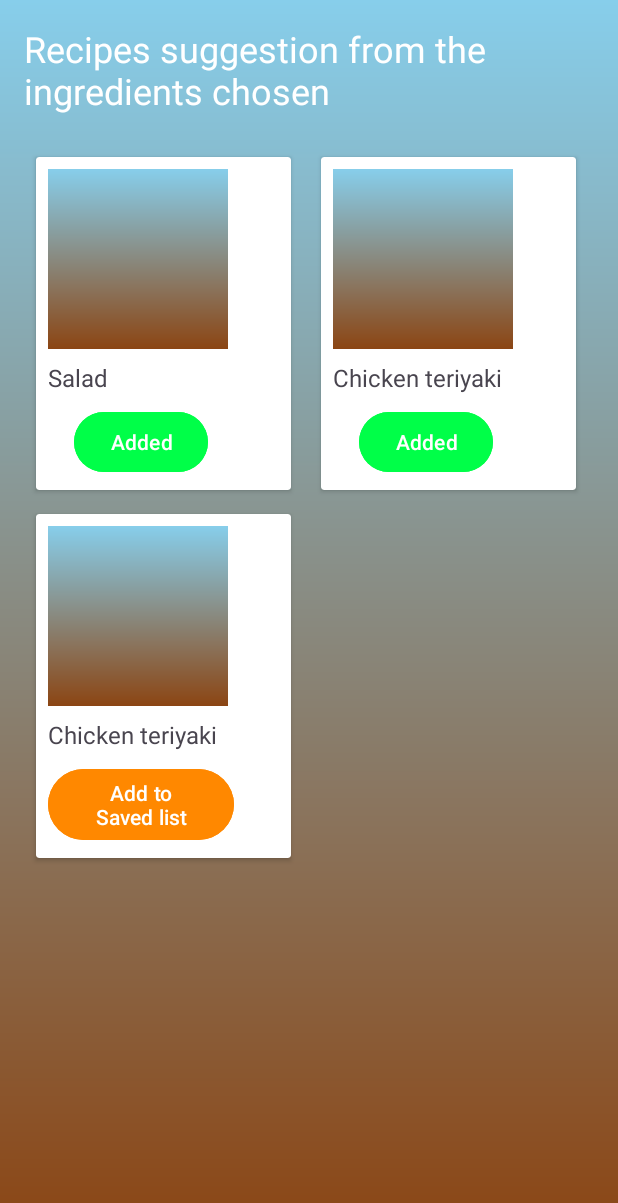
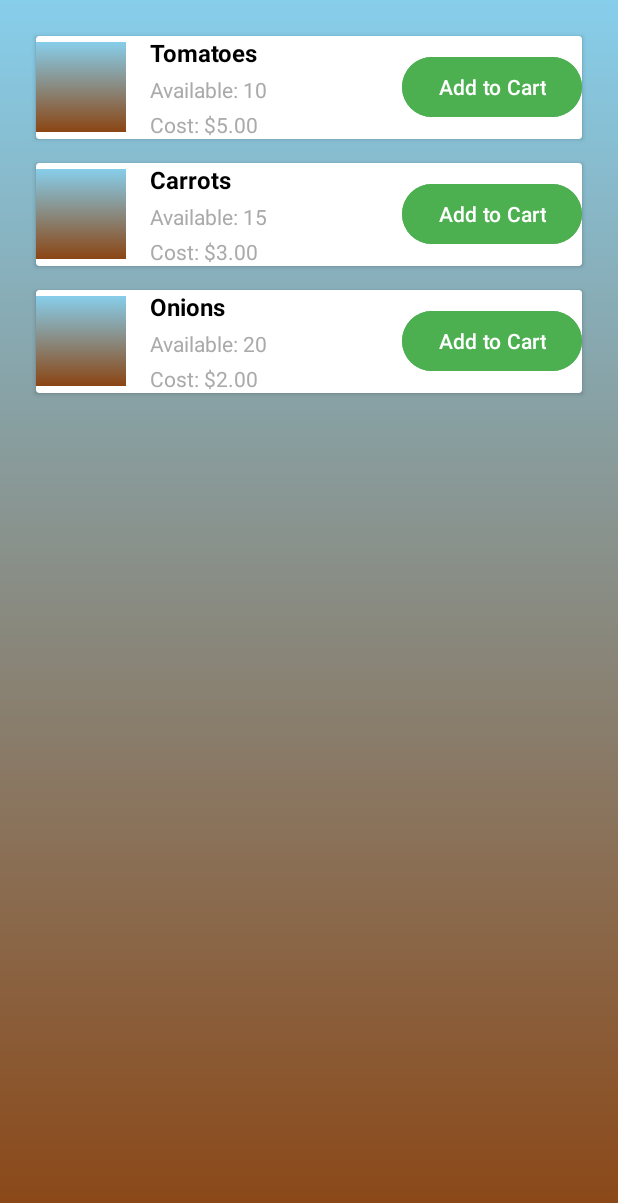
Before and after one commit to mgg7934/reduce_food_wastage_app, an Android app: the screen it shows after launch (RecipesSuggestionActivity before the commit, SurplusFoodActivity after it), on a phone screen of 412 x 824 dp. Shown: the top 1203 px of the screen. Run offline under Robolectric (Android 15) with nearby library versions, the phone set to English and light mode, and no system bars.

Commit message:
added surplus food section and stores/restraurant list

```diff
--- /dev/null
+++ b/app/src/main/java/com/example/reduce_food_wastage_app/SurplusFoodActivity.java
@@ -0,0 +1,53 @@
+package com.example.reduce_food_wastage_app;
+
+import android.os.Bundle;
+import android.view.View;
+import android.widget.Button;
+import android.widget.ImageView;
+import android.widget.TextView;
+import android.widget.Toast;
+
+import androidx.appcompat.app.AppCompatActivity;
+import androidx.cardview.widget.CardView;
+
+public class SurplusFoodActivity extends AppCompatActivity {
+
+    // Declare views for each card
+
+    private Button buttonAddToCart1, buttonAddToCart2, buttonAddToCart3;
+
+    @Override
+    protected void onCreate(Bundle savedInstanceState) {
+        super.onCreate(savedInstanceState);
+        setContentView(R.layout.activity_surplus_food);  // Link to your XML layout
+
+        buttonAddToCart1 = findViewById(R.id.buttonAddToCart);
+        buttonAddToCart2 = findViewById(R.id.buttonAddToCart2);
+        buttonAddToCart3 = findViewById(R.id.buttonAddToCart3);
+
+        // Set onClickListener for "Add to Cart" button for Card 1
+        buttonAddToCart1.setOnClickListener(new View.OnClickListener() {
+            @Override
+            public void onClick(View v) {
+
+                Toast.makeText(SurplusFoodActivity.this, " Added to cart", Toast.LENGTH_SHORT).show();
+            }
+        });
+
+        // Set onClickListener for "Add to Cart" button for Card 2
+        buttonAddToCart2.setOnClickListener(new View.OnClickListener() {
+            @Override
+            public void onClick(View v) {
+                Toast.makeText(SurplusFoodActivity.this, " Added to cart", Toast.LENGTH_SHORT).show();
+            }
+        });
+
+        // Set onClickListener for "Add to Cart" button for Card 3
+        buttonAddToCart3.setOnClickListener(new View.OnClickListener() {
+            @Override
+            public void onClick(View v) {
+                Toast.makeText(SurplusFoodActivity.this, " Added to cart", Toast.LENGTH_SHORT).show();
+            }
+        });
+    }
+}
--- a/app/src/main/res/layout/activity_cart.xml
+++ b/app/src/main/res/layout/activity_cart.xml
@@ -17,7 +17,7 @@
             android:layout_width="match_parent"
             android:layout_height="wrap_content"
             android:layout_margin="8dp"
-            android:cardElevation="4dp">
+            >
 
             <LinearLayout
                 android:layout_width="match_parent"
@@ -91,7 +91,7 @@
             android:layout_width="match_parent"
             android:layout_height="wrap_content"
             android:layout_margin="8dp"
-            android:cardElevation="4dp">
+            >
 
             <LinearLayout
                 android:layout_width="match_parent"
--- /dev/null
+++ b/app/src/main/res/layout/activity_surplus_food.xml
@@ -0,0 +1,233 @@
+<?xml version="1.0" encoding="utf-8"?>
+<ScrollView
+    xmlns:android="http://schemas.android.com/apk/res/android"
+    android:layout_width="match_parent"
+    android:layout_height="match_parent"
+    android:padding="16dp"
+    android:background="@drawable/gradient_background">
+
+    <LinearLayout
+        android:layout_width="match_parent"
+        android:layout_height="wrap_content"
+        android:orientation="vertical">
+
+        <!-- First CardView -->
+        <androidx.cardview.widget.CardView
+            android:layout_width="match_parent"
+            android:layout_height="wrap_content"
+            android:layout_margin="8dp"
+            android:padding="16dp">
+
+            <LinearLayout
+                android:layout_width="match_parent"
+                android:layout_height="wrap_content"
+                android:orientation="horizontal"
+                android:gravity="center_vertical">
+
+                <!-- Image of the Ingredient -->
+                <ImageView
+                    android:id="@+id/imageViewIngredient"
+                    android:layout_width="60dp"
+                    android:layout_height="60dp"
+                    android:layout_marginEnd="16dp"
+                    android:scaleType="centerCrop"
+                    android:src="@drawable/gradient_background" /> <!-- Replace with ingredient image -->
+
+                <!-- Ingredient Info -->
+                <LinearLayout
+                    android:layout_width="0dp"
+                    android:layout_height="wrap_content"
+                    android:layout_weight="1"
+                    android:orientation="vertical">
+
+                    <!-- Title of the Ingredient -->
+                    <TextView
+                        android:id="@+id/textViewIngredientTitle"
+                        android:layout_width="wrap_content"
+                        android:layout_height="wrap_content"
+                        android:text="Tomatoes"
+                        android:textSize="16sp"
+                        android:textStyle="bold"
+                        android:textColor="@android:color/black" />
+
+                    <!-- Number Available -->
+                    <TextView
+                        android:id="@+id/textViewAvailable"
+                        android:layout_width="wrap_content"
+                        android:layout_height="wrap_content"
+                        android:text="Available: 10"
+                        android:textSize="14sp"
+                        android:textColor="@android:color/darker_gray"
+                        android:layout_marginTop="4dp" />
+
+                    <!-- Cost -->
+                    <TextView
+                        android:id="@+id/textViewCost"
+                        android:layout_width="wrap_content"
+                        android:layout_height="wrap_content"
+                        android:text="Cost: $5.00"
+                        android:textSize="14sp"
+                        android:textColor="@android:color/darker_gray"
+                        android:layout_marginTop="4dp" />
+                </LinearLayout>
+
+                <!-- Add to Cart Button -->
+                <Button
+                    android:id="@+id/buttonAddToCart"
+                    android:layout_width="wrap_content"
+                    android:layout_height="wrap_content"
+                    android:text="Add to Cart"
+                    android:textColor="@android:color/white"
+                    android:backgroundTint="#4CAF50" /> <!-- Green background for add to cart -->
+
+            </LinearLayout>
+        </androidx.cardview.widget.CardView>
+
+        <!-- Repeat for more CardViews -->
+
+        <!-- Second CardView -->
+        <androidx.cardview.widget.CardView
+            android:layout_width="match_parent"
+            android:layout_height="wrap_content"
+            android:layout_margin="8dp"
+            android:padding="16dp">
+
+            <LinearLayout
+                android:layout_width="match_parent"
+                android:layout_height="wrap_content"
+                android:orientation="horizontal"
+                android:gravity="center_vertical">
+
+                <!-- Image of the Ingredient -->
+                <ImageView
+                    android:id="@+id/imageViewIngredient2"
+                    android:layout_width="60dp"
+                    android:layout_height="60dp"
+                    android:layout_marginEnd="16dp"
+                    android:scaleType="centerCrop"
+                    android:src="@drawable/gradient_background" /> <!-- Replace with ingredient image -->
+
+                <!-- Ingredient Info -->
+                <LinearLayout
+                    android:layout_width="0dp"
+                    android:layout_height="wrap_content"
+                    android:layout_weight="1"
+                    android:orientation="vertical">
+
+                    <!-- Title of the Ingredient -->
+                    <TextView
+                        android:id="@+id/textViewIngredientTitle2"
+                        android:layout_width="wrap_content"
+                        android:layout_height="wrap_content"
+                        android:text="Carrots"
+                        android:textSize="16sp"
+                        android:textStyle="bold"
+                        android:textColor="@android:color/black" />
+
+                    <!-- Number Available -->
+                    <TextView
+                        android:id="@+id/textViewAvailable2"
+                        android:layout_width="wrap_content"
+                        android:layout_height="wrap_content"
+                        android:text="Available: 15"
+                        android:textSize="14sp"
+                        android:textColor="@android:color/darker_gray"
+                        android:layout_marginTop="4dp" />
+
+                    <!-- Cost -->
+                    <TextView
+                        android:id="@+id/textViewCost2"
+                        android:layout_width="wrap_content"
+                        android:layout_height="wrap_content"
+                        android:text="Cost: $3.00"
+                        android:textSize="14sp"
+                        android:textColor="@android:color/darker_gray"
+                        android:layout_marginTop="4dp" />
+                </LinearLayout>
+
+                <!-- Add to Cart Button -->
+                <Button
+                    android:id="@+id/buttonAddToCart2"
+                    android:layout_width="wrap_content"
+                    android:layout_height="wrap_content"
+                    android:text="Add to Cart"
+                    android:textColor="@android:color/white"
+                    android:backgroundTint="#4CAF50" />
+
+            </LinearLayout>
+        </androidx.cardview.widget.CardView>
+
+        <!-- Third CardView -->
+        <androidx.cardview.widget.CardView
+            android:layout_width="match_parent"
+            android:layout_height="wrap_content"
+            android:layout_margin="8dp"
+            android:padding="16dp">
+
+            <LinearLayout
+                android:layout_width="match_parent"
+                android:layout_height="wrap_content"
+                android:orientation="horizontal"
+                android:gravity="center_vertical">
+
+                <!-- Image of the Ingredient -->
+                <ImageView
+                    android:id="@+id/imageViewIngredient3"
+                    android:layout_width="60dp"
+                    android:layout_height="60dp"
+                    android:layout_marginEnd="16dp"
+                    android:scaleType="centerCrop"
+                    android:src="@drawable/gradient_background" /> <!-- Replace with ingredient image -->
+
+                <!-- Ingredient Info -->
+                <LinearLayout
+                    android:layout_width="0dp"
+                    android:layout_height="wrap_content"
+                    android:layout_weight="1"
+                    android:orientation="vertical">
+
+                    <!-- Title of the Ingredient -->
+                    <TextView
+                        android:id="@+id/textViewIngredientTitle3"
+                        android:layout_width="wrap_content"
+                        android:layout_height="wrap_content"
+                        android:text="Onions"
+                        android:textSize="16sp"
+                        android:textStyle="bold"
+                        android:textColor="@android:color/black" />
+
+                    <!-- Number Available -->
+                    <TextView
+                        android:id="@+id/textViewAvailable3"
+                        android:layout_width="wrap_content"
+                        android:layout_height="wrap_content"
+                        android:text="Available: 20"
+                        android:textSize="14sp"
+                        android:textColor="@android:color/darker_gray"
+                        android:layout_marginTop="4dp" />
+
+                    <!-- Cost -->
+                    <TextView
+                        android:id="@+id/textViewCost3"
+                        android:layout_width="wrap_content"
+                        android:layout_height="wrap_content"
+                        android:text="Cost: $2.00"
+                        android:textSize="14sp"
+                        android:textColor="@android:color/darker_gray"
+                        android:layout_marginTop="4dp" />
+                </LinearLayout>
+
+                <!-- Add to Cart Button -->
+                <Button
+                    android:id="@+id/buttonAddToCart3"
+                    android:layout_width="wrap_content"
+                    android:layout_height="wrap_content"
+                    android:text="Add to Cart"
+                    android:textColor="@android:color/white"
+                    android:backgroundTint="#4CAF50" />
+
+            </LinearLayout>
+        </androidx.cardview.widget.CardView>
+
+    </LinearLayout>
+</ScrollView>
```
Also changed, not shown: app/src/main/AndroidManifest.xml (+14 -4 lines), app/src/main/java/com/example/reduce_food_wastage_app/GrocRestraurantList.java (added, +48 -0 lines), app/src/main/res/layout/activity_groc_restraurant_list.xml (added, +171 -0 lines).
